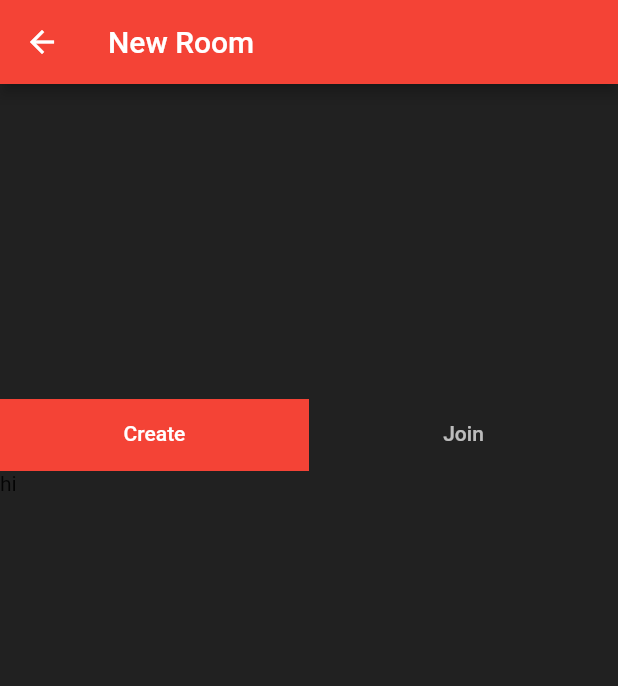
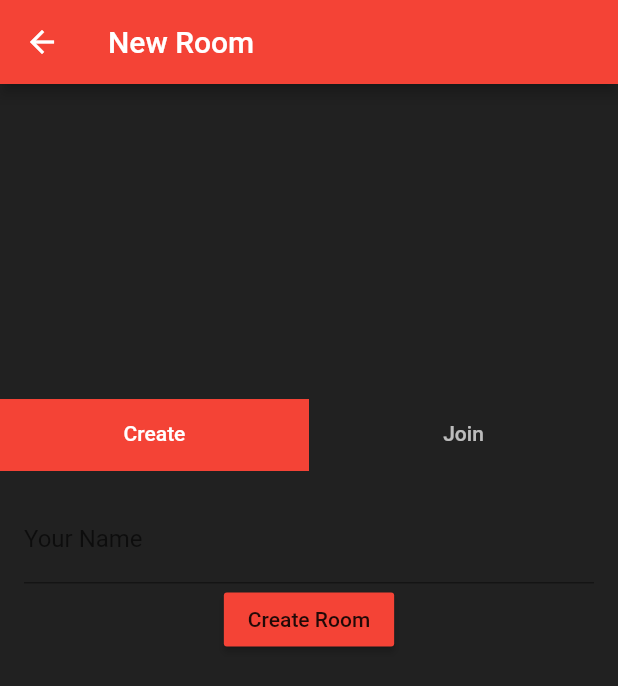
Before and after one commit to tusharsadhwani/guessing-game, a Flutter app: the NewRoomPage screen opened by its route, on a phone screen of 412 x 824 dp. Shown: the top 686 px of the screen. Run offline on Flutter 3.47's test engine with Material 2 defaults, Android fonts, the phone set to English and light mode, and no system bars; our stand-ins replace google_fonts.

Commit message:
added input fields

```diff
--- a/lib/pages/new_room_page/new_room_page.dart
+++ b/lib/pages/new_room_page/new_room_page.dart
@@ -25,6 +25,7 @@ class _NewRoomPageState extends State<NewRoomPage>
       ),
       backgroundColor: Theme.of(context).backgroundColor,
       body: Center(
+        child: SingleChildScrollView(
           child: Column(
             mainAxisSize: MainAxisSize.min,
             children: <Widget>[
@@ -40,15 +41,52 @@ class _NewRoomPageState extends State<NewRoomPage>
                 height: 300,
                 child: TabBarView(
                   controller: tabController,
-                children: [
-                  Text('hi'),
-                  Icon(Icons.directions_transit),
+                  children: [CreateRoom(), JoinRoom()],
+                ),
+              ),
             ],
           ),
         ),
+      ),
+    );
+  }
+}
+
+class CreateRoom extends StatelessWidget {
+  @override
+  Widget build(BuildContext context) {
+    return Padding(
+      padding: const EdgeInsets.all(16.0),
+      child: Form(
+        child: Column(
+          children: <Widget>[
+            TextFormField(
+              decoration: InputDecoration(labelText: "Your Name"),
+            ),
+            RaisedButton(
+              onPressed: () {},
+              child: Text('Create Room'),
+            )
           ],
         ),
       ),
     );
   }
 }
+
+class JoinRoom extends StatelessWidget {
+  @override
+  Widget build(BuildContext context) {
+    return Padding(
+      padding: const EdgeInsets.all(16.0),
+      child: Form(
+        child: Column(
+          children: <Widget>[
+            TextFormField(),
+            TextFormField(),
+          ],
+        ),
+      ),
+    );
+  }
+}
```
Lines whose indentation alone changed are shown as unchanged.
